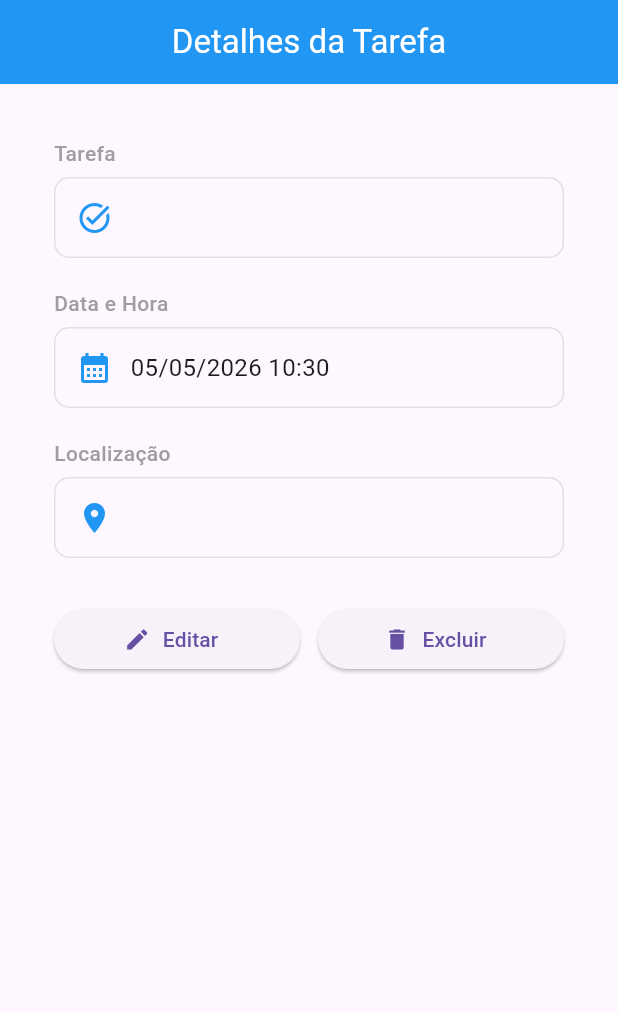
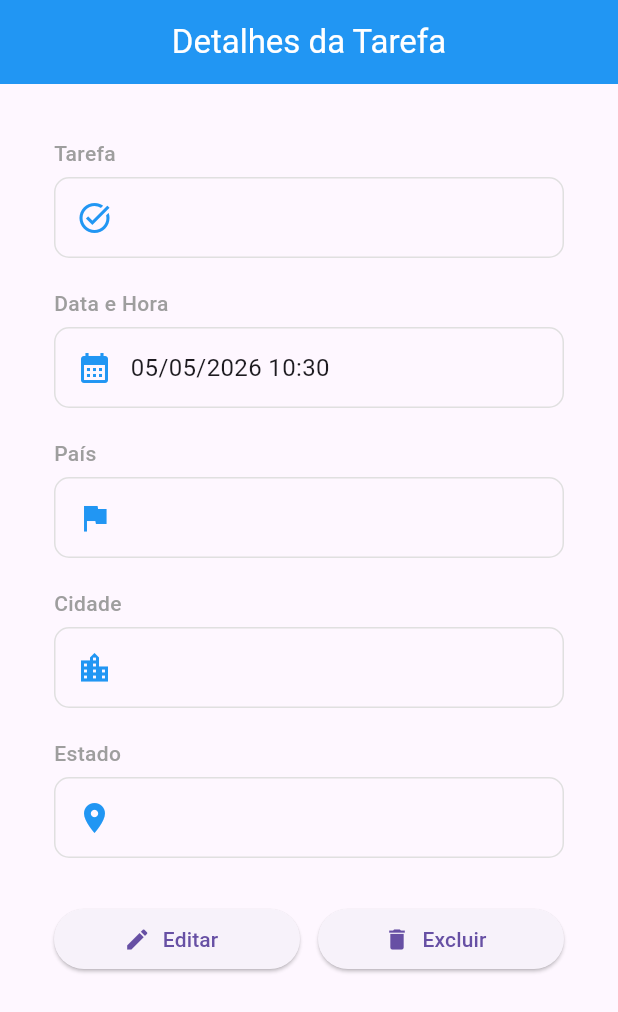
Before and after one commit to BrenoLeiriaoNeto/lista_de_tarefas, a Flutter app: the TaskDetailsPage widget shown alone on an empty page, opened directly with empty values, on a phone screen of 412 x 824 dp. Shown: the top 1012 px of the screen. Run offline on Flutter 3.47's test engine with Material 3 defaults, Android fonts, the phone set to English and light mode, and no system bars; our stand-ins replace geocoding, geolocator.

Commit message:
feat(implement-tasks): UI tweaks on tasks cards and details, updated geolocation

```diff
--- a/lib/features/tasks/domain/geo_location.dart
+++ b/lib/features/tasks/domain/geo_location.dart
@@ -2,8 +2,18 @@ class GeoLocation {
   final double latitude;
   final double longitude;
   final String? address;
+  final String? city;
+  final String? country;
+  final String? state;
 
-  GeoLocation(this.latitude, this.longitude, {this.address});
+  GeoLocation(
+    this.latitude,
+    this.longitude, {
+    this.address,
+    this.city,
+    this.country,
+    this.state,
+  });
 
   String get formatted =>
       address ?? 'Latitude: $latitude, Longitude: $longitude';
--- a/lib/features/tasks/presentation/helpers/location_picker.dart
+++ b/lib/features/tasks/presentation/helpers/location_picker.dart
@@ -6,10 +6,9 @@ Future<GeoLocation?> pickLocation({
   required LocationService locationService,
 }) async {
   try {
-    final pos = await locationService.getCurrentLocation();
-    final address = await locationService.getAddressFromLocation(pos);
+    final location = await locationService.getFullLocation();
 
-    return GeoLocation(pos.latitude, pos.longitude, address: address);
+    return location;
   } catch (e) {
     ScaffoldMessenger.of(
       context,
--- a/lib/features/tasks/presentation/pages/task_details_page.dart
+++ b/lib/features/tasks/presentation/pages/task_details_page.dart
@@ -31,8 +31,24 @@ class TaskDetailsPage extends StatelessWidget {
             const SizedBox(height: 20),
 
             DetailsField(
-              label: "Localização",
-              value: task.localizacao.formatted,
+              label: "País",
+              value: task.localizacao.country ?? "",
+              icon: Icons.flag,
+            ),
+
+            const SizedBox(height: 20),
+
+            DetailsField(
+              label: "Cidade",
+              value: task.localizacao.city ?? "",
+              icon: Icons.location_city,
+            ),
+
+            const SizedBox(height: 20),
+
+            DetailsField(
+              label: "Estado",
+              value: task.localizacao.state ?? "",
               icon: Icons.location_on,
             ),
 
```
Also changed, not shown: lib/core/services/location_service.dart (+18 -14 lines), lib/features/tasks/presentation/widgets/card_tasks.dart (+50 -11 lines).
